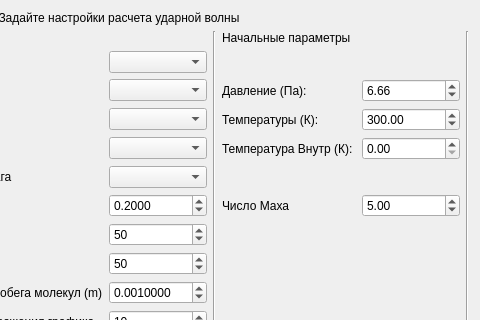
Old version of the form widget.ui in the repository aspexs/FVMNS; both pictures show x 675 to 1155 and y 0 to 320 of the 1155 by 866 pixel window.
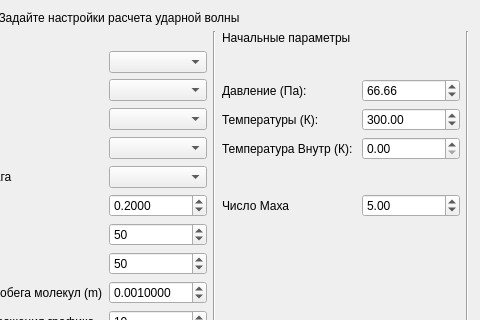
New version of the form.

The edit to the form file:
```diff
--- a/widget.ui
+++ b/widget.ui
@@ -330,7 +330,7 @@
       <double>100000.000000000000000</double>
      </property>
      <property name="value">
-      <double>6.660000000000000</double>
+      <double>66.659999999999997</double>
      </property>
     </widget>
    </item>
```
